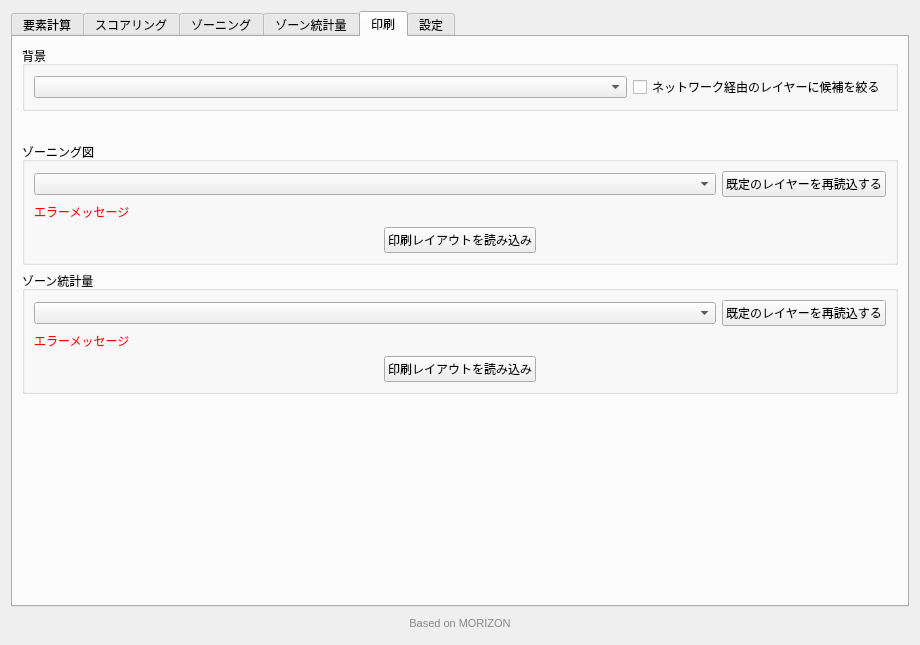
Qt form forest_zoning_main_dialog.ui (raw-slnc/morizon_next) before a commit.
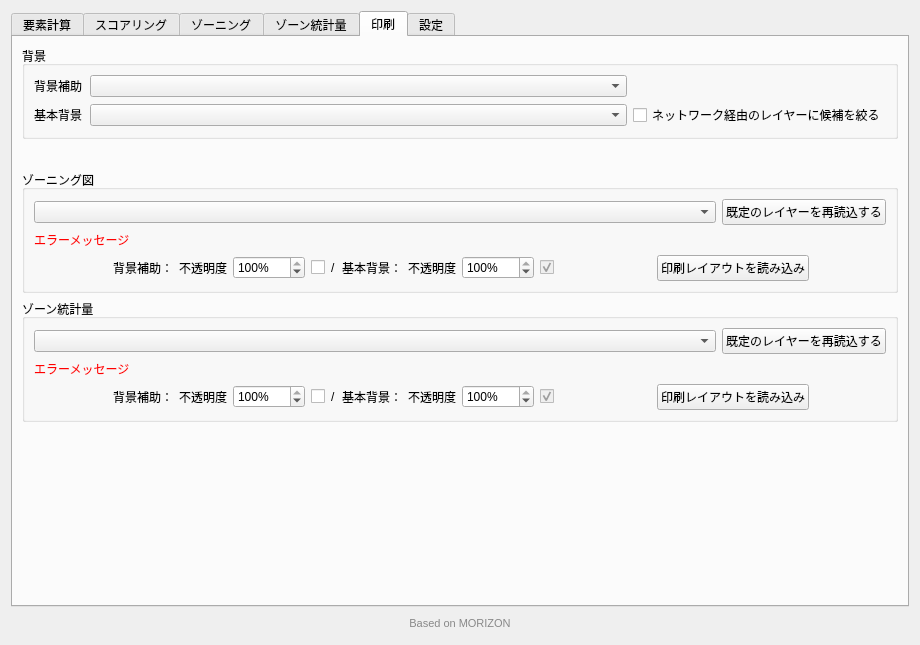
The same form after that commit. The open tabs and pages were chosen to show the change. Icons and pictures are not drawn. Custom widgets are drawn as their Qt base class.

The edit to the form file:
```diff
--- a/forest_zoning_main_dialog.ui
+++ b/forest_zoning_main_dialog.ui
@@ -2078,8 +2078,54 @@
          <property name="title">
           <string>背景</string>
          </property>
-         <layout class="QHBoxLayout" name="printlayoutBackgroundLayout">
-          <item>
+         <layout class="QGridLayout" name="printlayoutBackgroundLayout">
+          <item row="0" column="0">
+           <widget class="QLabel" name="printlayoutBackgroundSubLabel">
+            <property name="minimumSize">
+             <size>
+              <width>50</width>
+              <height>0</height>
+             </size>
+            </property>
+            <property name="text">
+             <string>背景補助</string>
+            </property>
+           </widget>
+          </item>
+          <item row="0" column="1">
+           <widget class="QgsMapLayerComboBox" name="printlayoutBackgroundSubLayerCombobox">
+            <property name="sizePolicy">
+             <sizepolicy hsizetype="Expanding" vsizetype="Fixed">
+              <horstretch>0</horstretch>
+              <verstretch>0</verstretch>
+             </sizepolicy>
+            </property>
+           </widget>
+          </item>
+          <item row="0" column="2">
+           <widget class="QWidget" name="printlayoutBackgroundSubNetworkPlaceholder" native="true">
+            <property name="sizePolicy">
+             <sizepolicy hsizetype="Fixed" vsizetype="Fixed">
+              <horstretch>0</horstretch>
+              <verstretch>0</verstretch>
+             </sizepolicy>
+            </property>
+           </widget>
+          </item>
+          <item row="1" column="0">
+           <widget class="QLabel" name="printlayoutBackgroundMainLabel">
+            <property name="minimumSize">
+             <size>
+              <width>50</width>
+              <height>0</height>
+             </size>
+            </property>
+            <property name="text">
+             <string>基本背景</string>
+            </property>
+           </widget>
+          </item>
+          <item row="1" column="1">
            <widget class="QgsMapLayerComboBox" name="printlayoutBackgroundLayerCombobox">
             <property name="sizePolicy">
              <sizepolicy hsizetype="Expanding" vsizetype="Fixed">
@@ -2089,7 +2135,7 @@
             </property>
            </widget>
           </item>
-          <item>
+          <item row="1" column="2">
            <widget class="QCheckBox" name="printlayoutBackgroundNetworkOnlyCheckBox">
             <property name="text">
              <string>ネットワーク経由のレイヤーに候補を絞る</string>
@@ -2150,12 +2196,172 @@
            </widget>
           </item>
           <item>
-           <layout class="QGridLayout" name="gridLayout_10">
-            <item row="0" column="0">
-             <widget class="QPushButton" name="createZoningPrintlayoutPushButton">
-              <property name="sizePolicy">
-               <sizepolicy hsizetype="Fixed" vsizetype="Fixed">
-                <horstretch>0</horstretch>
+              <layout class="QHBoxLayout" name="gridLayout_10">
+               <property name="spacing">
+                <number>4</number>
+               </property>
+               <item>
+                <widget class="QWidget" name="zoningPrintlayoutBackgroundOptionsWidget">
+                 <property name="sizePolicy">
+                  <sizepolicy hsizetype="Fixed" vsizetype="Fixed">
+                   <horstretch>0</horstretch>
+                   <verstretch>0</verstretch>
+                  </sizepolicy>
+                 </property>
+                 <layout class="QHBoxLayout" name="zoningPrintlayoutBackgroundOptionsLayout">
+                  <property name="sizeConstraint">
+                   <enum>QLayout::SetFixedSize</enum>
+                  </property>
+                  <property name="leftMargin">
+                   <number>4</number>
+                  </property>
+                  <property name="topMargin">
+                   <number>0</number>
+                  </property>
+                  <property name="rightMargin">
+                   <number>0</number>
+                  </property>
+                  <property name="bottomMargin">
+                   <number>0</number>
+                  </property>
+                  <property name="spacing">
+                   <number>6</number>
+                  </property>
+                  <item>
+                   <widget class="QLabel" name="zoningPrintlayoutSubLabel">
+                    <property name="text">
+                     <string>背景補助：</string>
+                    </property>
+                   </widget>
+                  </item>
+                  <item>
+                   <widget class="QLabel" name="zoningPrintlayoutSubOpacityLabel">
+                    <property name="text">
+                     <string>不透明度</string>
+                    </property>
+                   </widget>
+                  </item>
+                  <item>
+                   <widget class="QSpinBox" name="zoningPrintlayoutSubOpacitySpinBox">
+                    <property name="sizePolicy">
+                     <sizepolicy hsizetype="Fixed" vsizetype="Fixed">
+                      <horstretch>0</horstretch>
+                      <verstretch>0</verstretch>
+                     </sizepolicy>
+                    </property>
+                    <property name="minimumSize">
+                     <size>
+                      <width>72</width>
+                      <height>0</height>
+                     </size>
+                    </property>
+                    <property name="suffix">
+                     <string>%</string>
+                    </property>
+                    <property name="minimum">
+                     <number>0</number>
+                    </property>
+                    <property name="maximum">
+                     <number>100</number>
+                    </property>
+                    <property name="value">
+                     <number>100</number>
+                    </property>
+                   </widget>
+                  </item>
+                  <item>
+                   <widget class="QCheckBox" name="zoningPrintlayoutUseSubBackgroundCheckBox">
+                    <property name="text">
+                     <string/>
+                    </property>
+                   </widget>
+                  </item>
+                  <item>
+                   <widget class="QLabel" name="zoningPrintlayoutBackgroundSeparator">
+                    <property name="text">
+                     <string>/</string>
+                    </property>
+                   </widget>
+                  </item>
+                  <item>
+                   <widget class="QLabel" name="zoningPrintlayoutMainLabel">
+                    <property name="text">
+                     <string>基本背景：</string>
+                    </property>
+                   </widget>
+                  </item>
+                  <item>
+                   <widget class="QLabel" name="zoningPrintlayoutMainOpacityLabel">
+                    <property name="text">
+                     <string>不透明度</string>
+                    </property>
+                   </widget>
+                  </item>
+                  <item>
+                   <widget class="QSpinBox" name="zoningPrintlayoutMainOpacitySpinBox">
+                    <property name="sizePolicy">
+                     <sizepolicy hsizetype="Fixed" vsizetype="Fixed">
+                      <horstretch>0</horstretch>
+                      <verstretch>0</verstretch>
+                     </sizepolicy>
+                    </property>
+                    <property name="minimumSize">
+                     <size>
+                      <width>72</width>
+                      <height>0</height>
+                     </size>
+                    </property>
+                    <property name="suffix">
+                     <string>%</string>
+                    </property>
+                    <property name="minimum">
+                     <number>0</number>
+                    </property>
+                    <property name="maximum">
+                     <number>100</number>
+                    </property>
+                    <property name="value">
+                     <number>100</number>
+                    </property>
+                   </widget>
+                  </item>
+                  <item>
+                   <widget class="QCheckBox" name="zoningPrintlayoutUseMainBackgroundCheckBox">
+                    <property name="enabled">
+                     <bool>false</bool>
+                    </property>
+                    <property name="text">
+                     <string/>
+                    </property>
+                    <property name="checked">
+                     <bool>true</bool>
+                    </property>
+                   </widget>
+                  </item>
+                 </layout>
+               </widget>
+              </item>
+              <item>
+               <spacer name="zoningPrintlayoutButtonGap">
+                <property name="orientation">
+                 <enum>Qt::Horizontal</enum>
+                </property>
+                <property name="sizeType">
+                 <enum>QSizePolicy::Fixed</enum>
+                </property>
+                <property name="sizeHint" stdset="0">
+                 <size>
+                  <width>24</width>
+                  <height>20</height>
+                 </size>
+                </property>
+               </spacer>
+              </item>
+              <item>
+               <widget class="QPushButton" name="createZoningPrintlayoutPushButton">
+                 <property name="sizePolicy">
+                  <sizepolicy hsizetype="Fixed" vsizetype="Fixed">
+                   <horstretch>0</horstretch>
                 <verstretch>0</verstretch>
                </sizepolicy>
               </property>
@@ -2198,8 +2404,168 @@
              </widget>
             </item>
             <item row="2" column="0" colspan="2">
-             <layout class="QGridLayout" name="gridLayout_8">
-              <item row="0" column="0">
+              <layout class="QHBoxLayout" name="gridLayout_8">
+               <property name="spacing">
+                <number>4</number>
+               </property>
+               <item>
+                <widget class="QWidget" name="aggregatePrintlayoutBackgroundOptionsWidget">
+                 <property name="sizePolicy">
+                  <sizepolicy hsizetype="Fixed" vsizetype="Fixed">
+                   <horstretch>0</horstretch>
+                   <verstretch>0</verstretch>
+                  </sizepolicy>
+                 </property>
+                 <layout class="QHBoxLayout" name="aggregatePrintlayoutBackgroundOptionsLayout">
+                  <property name="sizeConstraint">
+                   <enum>QLayout::SetFixedSize</enum>
+                  </property>
+                  <property name="leftMargin">
+                   <number>4</number>
+                  </property>
+                  <property name="topMargin">
+                   <number>0</number>
+                  </property>
+                  <property name="rightMargin">
+                   <number>0</number>
+                  </property>
+                  <property name="bottomMargin">
+                   <number>0</number>
+                  </property>
+                  <property name="spacing">
+                   <number>6</number>
+                  </property>
+                  <item>
+                   <widget class="QLabel" name="aggregatePrintlayoutSubLabel">
+                    <property name="text">
+                     <string>背景補助：</string>
+                    </property>
+                   </widget>
+                  </item>
+                  <item>
+                   <widget class="QLabel" name="aggregatePrintlayoutSubOpacityLabel">
+                    <property name="text">
+                     <string>不透明度</string>
+                    </property>
+                   </widget>
+                  </item>
+                  <item>
+                   <widget class="QSpinBox" name="aggregatePrintlayoutSubOpacitySpinBox">
+                    <property name="sizePolicy">
+                     <sizepolicy hsizetype="Fixed" vsizetype="Fixed">
+                      <horstretch>0</horstretch>
+                      <verstretch>0</verstretch>
+                     </sizepolicy>
+                    </property>
+                    <property name="minimumSize">
+                     <size>
+                      <width>72</width>
+                      <height>0</height>
+                     </size>
+                    </property>
+                    <property name="suffix">
+                     <string>%</string>
+                    </property>
+                    <property name="minimum">
+                     <number>0</number>
+                    </property>
+                    <property name="maximum">
+                     <number>100</number>
+                    </property>
+                    <property name="value">
+                     <number>100</number>
+                    </property>
+                   </widget>
+                  </item>
+                  <item>
+                   <widget class="QCheckBox" name="aggregatePrintlayoutUseSubBackgroundCheckBox">
+                    <property name="text">
+                     <string/>
+                    </property>
+                   </widget>
+                  </item>
+                  <item>
+                   <widget class="QLabel" name="aggregatePrintlayoutBackgroundSeparator">
+                    <property name="text">
+                     <string>/</string>
+                    </property>
+                   </widget>
+                  </item>
+                  <item>
+                   <widget class="QLabel" name="aggregatePrintlayoutMainLabel">
+                    <property name="text">
+                     <string>基本背景：</string>
+                    </property>
+                   </widget>
+                  </item>
+                  <item>
+                   <widget class="QLabel" name="aggregatePrintlayoutMainOpacityLabel">
+                    <property name="text">
+                     <string>不透明度</string>
+                    </property>
+                   </widget>
+                  </item>
+                  <item>
+                   <widget class="QSpinBox" name="aggregatePrintlayoutMainOpacitySpinBox">
+                    <property name="sizePolicy">
+                     <sizepolicy hsizetype="Fixed" vsizetype="Fixed">
+                      <horstretch>0</horstretch>
+                      <verstretch>0</verstretch>
+                     </sizepolicy>
+                    </property>
+                    <property name="minimumSize">
+                     <size>
+                      <width>72</width>
+                      <height>0</height>
+                     </size>
+                    </property>
+                    <property name="suffix">
+                     <string>%</string>
+                    </property>
+                    <property name="minimum">
+                     <number>0</number>
+                    </property>
+                    <property name="maximum">
+                     <number>100</number>
+                    </property>
+                    <property name="value">
+                     <number>100</number>
+                    </property>
+                   </widget>
+                  </item>
+                  <item>
+                   <widget class="QCheckBox" name="aggregatePrintlayoutUseMainBackgroundCheckBox">
+                    <property name="enabled">
+                     <bool>false</bool>
+                    </property>
+                    <property name="text">
+                     <string/>
+                    </property>
+                    <property name="checked">
+                     <bool>true</bool>
+                    </property>
+                   </widget>
+                  </item>
+                 </layout>
+               </widget>
+              </item>
+              <item>
+               <spacer name="aggregatePrintlayoutButtonGap">
+                <property name="orientation">
+                 <enum>Qt::Horizontal</enum>
+                </property>
+                <property name="sizeType">
+                 <enum>QSizePolicy::Fixed</enum>
+                </property>
+                <property name="sizeHint" stdset="0">
+                 <size>
+                  <width>24</width>
+                  <height>20</height>
+                 </size>
+                </property>
+               </spacer>
+              </item>
+              <item>
                <widget class="QPushButton" name="createAggregatePrintlayoutPushButton">
                 <property name="sizePolicy">
                  <sizepolicy hsizetype="Fixed" vsizetype="Fixed">
```
Left out of the diff: 6 changed lines with no effect on the pictures.
